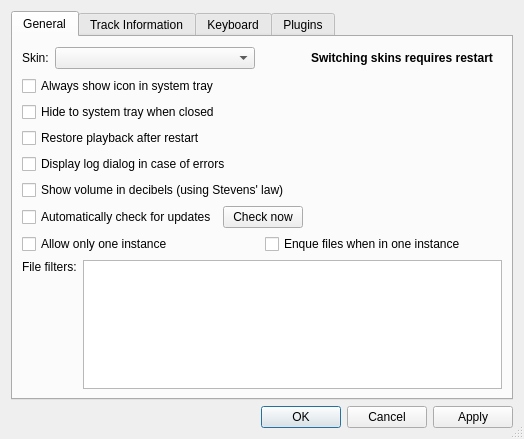
First picture: the form in src/preferencesDialog.ui, repository nulloy/nulloy, before the edit.
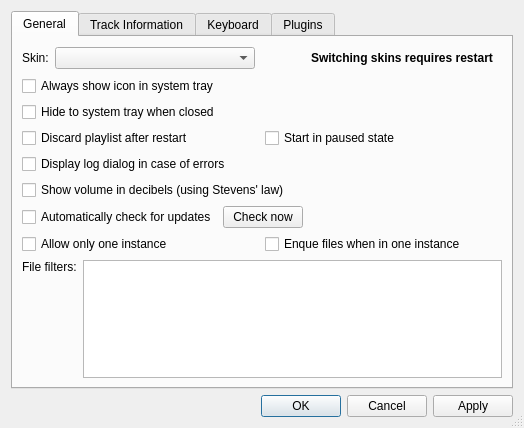
Second picture: the form after the edit. Custom widgets are drawn as their Qt base class.

Commit message: DiscardPlaylist option added

```diff
--- a/src/preferencesDialog.ui
+++ b/src/preferencesDialog.ui
@@ -7,7 +7,7 @@
     <x>0</x>
     <y>0</y>
     <width>524</width>
-    <height>439</height>
+    <height>428</height>
    </rect>
   </property>
   <property name="windowTitle">
@@ -106,11 +106,22 @@
         </widget>
        </item>
        <item>
-        <widget class="QCheckBox" name="restorePlaybackCheckBox">
+        <layout class="QHBoxLayout" name="horizontalLayout_6">
+         <item>
+          <widget class="QCheckBox" name="discardPlaylistCheckBox">
          <property name="text">
-          <string>Restore playback after restart</string>
-         </property>
-        </widget>
+            <string>Discard playlist after restart</string>
+           </property>
+          </widget>
+         </item>
+         <item>
+          <widget class="QCheckBox" name="startPausedCheckBox">
+           <property name="text">
+            <string>Start in paused state</string>
+           </property>
+          </widget>
+         </item>
+        </layout>
        </item>
        <item>
         <widget class="QCheckBox" name="displayLogDialogCheckBox">
```
Left out of the diff: 2 changed lines with no effect on the pictures. Lines whose indentation alone changed are shown as unchanged. The commit also changes 4 other files.
